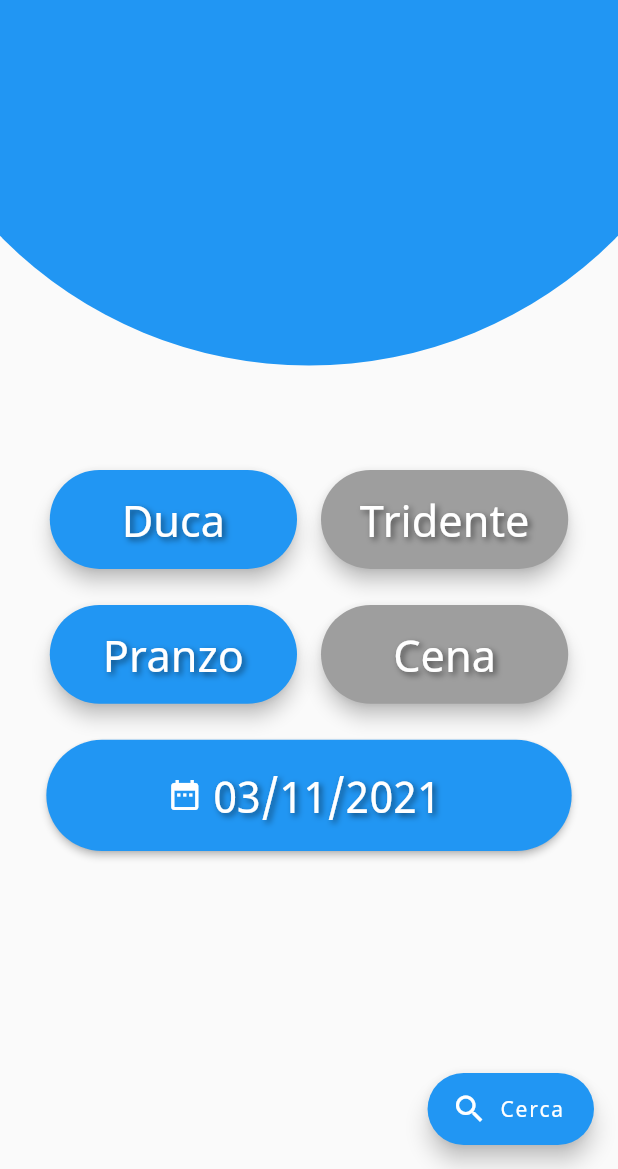
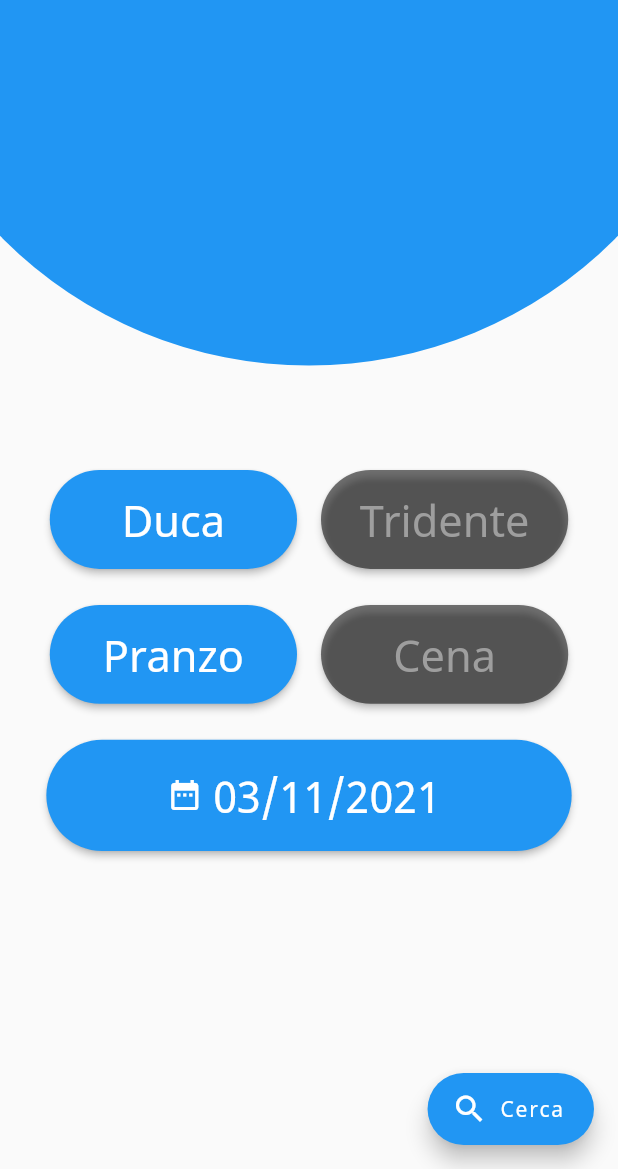
Before and after one commit to GitWizards/MensaUniurbApp, a Flutter app: the screen it shows after launch, on a phone screen of 412 x 824 dp, the part 67-1236 px from its top. Run offline on Flutter 3.47's test engine with Material 2 defaults, Android fonts, the phone set to English and light mode, and no system bars; our stand-ins replace font_awesome_flutter, shared_preferences, url_launcher_web; missing offline and left inert: shared_preferences_web.

Commit message:
Refactor radio buttons and cleaning

```diff
--- a/lib/themes.dart
+++ b/lib/themes.dart
@@ -20,13 +20,11 @@ class MyTheme with ChangeNotifier {
     save(theme);
   }
 
-  // Save the theme to shared preferences
   save(theme) async {
     SharedPreferences prefs = await SharedPreferences.getInstance();
     await prefs.setString('theme', theme);
   }
 
-  // Load the theme from shared preferences
   void load() async {
     SharedPreferences prefs = await SharedPreferences.getInstance();
     if (prefs.getString('theme') == 'dark') {
--- a/lib/views/resultView.dart
+++ b/lib/views/resultView.dart
@@ -240,21 +240,21 @@ class _ResultViewState extends State<ResultView> {
 class SearchArguments {
   // Constructor of the arguments
   SearchArguments({
-    this.title,
-    this.kitchen,
-    this.date,
-    this.meal,
+    required this.title,
+    required this.kitchen,
+    required this.date,
+    required this.meal,
   });
 
   // Kitchen name
-  final String? title;
+  final String title;
 
   // Kitchen name
-  final String? kitchen;
+  final String kitchen;
 
   // Date in MM-DD-YYYY format
-  final String? date;
+  final String date;
 
   // Meal (lunch or dinner)
-  final String? meal;
+  final String meal;
 }
--- a/lib/views/searchView.dart
+++ b/lib/views/searchView.dart
@@ -11,11 +11,9 @@ import 'package:mensa_uniurb/widgets/radioButtons.dart';
 import 'package:url_launcher/url_launcher.dart';
 
 class SearchView extends StatefulWidget {
-  // Title of the screen
   final String title;
   final MyTheme theme;
 
-  // Constructor of the screen
   SearchView({
     Key? key,
     required this.title,
@@ -26,9 +24,7 @@ class SearchView extends StatefulWidget {
   _SearchViewState createState() => _SearchViewState();
 }
 
-// Widget that creates the form search and send the query to the result widget
 class _SearchViewState extends State<SearchView> {
-  // Variables that stores user choices for later use
   String kitchen = "duca";
   String date = DateFormat('MM-dd-yyyy').format(DateTime.now());
   String meal = "lunch";
@@ -44,18 +40,15 @@ class _SearchViewState extends State<SearchView> {
   @override
   Widget build(BuildContext context) {
     return Scaffold(
-      // Top appbar with title
       appBar: AppBar(
         title: Text(widget.title, style: TextStyle(fontSize: 24)),
         centerTitle: true,
-        // Makes the cool circle over appbar
         flexibleSpace: CustomPaint(
           painter: CircleAppBar(context: context),
           child: Container(padding: EdgeInsets.only(top: 80.0)),
         ),
       ),
 
-      // Body of the screen
       body: Container(
         padding: EdgeInsets.only(top: 90),
         child: Column(
@@ -63,45 +56,41 @@ class _SearchViewState extends State<SearchView> {
           children: <Widget>[
             Container(
               padding: EdgeInsets.only(top: 12, bottom: 12),
-              // Custom radio buttons
               child: RadioButtons(
-                textButton1: prettyName["duca"],
-                valueButton1: "duca",
-                textButton2: prettyName["tridente"],
-                valueButton2: "tridente",
-                setFunc: _setKitchen,
+                text1: prettyName["duca"],
+                value1: "duca",
+                text2: prettyName["tridente"],
+                value2: "tridente",
+                callback: _kitchenCallback,
               ),
             ),
-            // Custom radio buttons
             Container(
               padding: EdgeInsets.only(top: 12, bottom: 12),
               child: RadioButtons(
-                textButton1: prettyName["lunch"],
-                valueButton1: "lunch",
-                textButton2: prettyName["dinner"],
-                valueButton2: "dinner",
-                setFunc: _setMeal,
+                text1: prettyName["lunch"],
+                value1: "lunch",
+                text2: prettyName["dinner"],
+                value2: "dinner",
+                callback: _mealCallback,
               ),
             ),
             // Custom data picker
             Container(
               padding: EdgeInsets.only(top: 12, bottom: 12),
               child: DataPicker(
-                setFunc: _setDate,
+                setFunc: _dateCallback,
               ),
             ),
           ],
         ),
       ),
 
-      // Button to start query
       floatingActionButton: FloatingActionButton.extended(
         label: Text("Cerca"),
         icon: Icon(Icons.search),
         backgroundColor: Theme.of(context).colorScheme.primary,
         foregroundColor: Colors.white,
         onPressed: () {
-          // Translates values from buttons to prettier form
           String? chosenKitchen = prettyName['$kitchen'];
           String? chosenMeal = prettyName['$meal'];
 
@@ -155,18 +144,12 @@ class _SearchViewState extends State<SearchView> {
     );
   }
 
-  // Function called from child widgets to set the value
-  _setKitchen(value) => kitchen = value;
+  // Callbacks for child widgets
+  _kitchenCallback(value) => kitchen = value;
+  _dateCallback(value) => date = value;
+  _mealCallback(value) => meal = value;
 
-  // Function called from child widgets to set the value
-  _setDate(value) => date = value;
-
-  // Function called from child widgets to set the value
-  _setMeal(value) => meal = value;
-
-  // Open URL in browser
   _launchURL(url) async {
-    // Check if can launch URL
     if (await canLaunch(url))
       await launch(url);
     else
--- a/lib/widgets/datePicker.dart
+++ b/lib/widgets/datePicker.dart
@@ -1,4 +1,3 @@
-
 // Class that encapsulate a new button with a
 // date text and a dataPicker
 import 'package:flutter/material.dart';
@@ -40,13 +39,6 @@ class _DataPickerState extends State<DataPicker> {
                 style: TextStyle(
                   fontSize: MediaQuery.of(context).size.width * 0.07,
                   color: Colors.white,
-                  shadows: <Shadow>[
-                    Shadow(
-                      color: Colors.black54,
-                      offset: Offset(2.0, 2.0),
-                      blurRadius: 5.0,
-                    )
-                  ],
                 ),
               ),
             ),
--- a/lib/widgets/radioButtons.dart
+++ b/lib/widgets/radioButtons.dart
@@ -1,94 +1,77 @@
 import 'package:flutter/material.dart';
 import 'package:flutter/widgets.dart';
 
-// Class that encapsulates two buttons as a pair of radio buttons
 class RadioButtons extends StatefulWidget {
-  // The constructor requires the text and the value of the two buttons
   RadioButtons({
     Key? key,
-    this.textButton1,
-    this.valueButton1,
-    this.textButton2,
-    this.valueButton2,
-    this.setFunc,
+    required this.text1,
+    required this.value1,
+    required this.text2,
+    required this.value2,
+    required this.callback,
   }) : super(key: key);
 
-  // Texts of the buttons
-  final String? textButton1;
-  final String? textButton2;
-
-  // Buttons values
-  final String? valueButton1;
-  final String? valueButton2;
-
-  // The 'setFunc' is the function used to set a variable in the parent widget
-  final Function? setFunc;
+  final String text1;
+  final String text2;
+  final String value1;
+  final String value2;
+  final Function callback;
 
   @override
   _RadioButtonsState createState() => _RadioButtonsState();
 }
 
-// Class that encapsulates two buttons as a pair of radio buttons
 class _RadioButtonsState extends State<RadioButtons> {
-  // Ensure only one button is active at given time
-  bool selected = false;
+  bool active = true;
 
   @override
   Widget build(BuildContext context) {
     return Row(
-      // Create the two buttons
       children: <Widget>[
-        _singleButton(
+        createRadioButton(
           context,
-          widget.textButton1,
-          widget.valueButton1,
-          selected,
+          widget.text1,
+          widget.value1,
+          active,
         ),
-        _singleButton(
+        createRadioButton(
           context,
-          widget.textButton2,
-          widget.valueButton2,
-          !selected,
+          widget.text2,
+          widget.value2,
+          !active,
         ),
       ],
       mainAxisAlignment: MainAxisAlignment.center,
     );
   }
 
-  // Generate a single button
-  Widget _singleButton(context, text, value, active) {
+  Widget createRadioButton(
+    BuildContext context,
+    String text,
+    String value,
+    bool state,
+  ) {
     return Container(
       padding: EdgeInsets.only(left: 8, right: 8),
       child: Container(
         child: ElevatedButton(
           child: Text(
             text,
-            style: TextStyle(
-              fontSize: MediaQuery.of(context).size.width * 0.07,
-              color: Colors.white,
-              shadows: <Shadow>[
-                Shadow(
-                  color: Colors.black54,
-                  offset: Offset(2.0, 2.0),
-                  blurRadius: 5.0,
-                )
-              ],
-            ),
+            style: buttonStyle(state),
           ),
           style: ButtonStyle(
-            elevation: MaterialStateProperty.all(5),
+            elevation: MaterialStateProperty.all(2),
             shape: MaterialStateProperty.all<OutlinedBorder>(StadiumBorder()),
             backgroundColor: MaterialStateProperty.resolveWith<Color>(
               (Set<MaterialState> states) {
-                if (states.contains(MaterialState.disabled))
+                if (state)
                   return Theme.of(context).colorScheme.primary;
-                return Colors.grey; // Use the component's default.
+                else
+                  return Colors.black54;
               },
             ),
           ),
-
-          // Check if the buttons is active and take action
-          onPressed: active ? () => _changeActiveButton() : null,
+          onPressed: () => state ? null : toogleButton(),
         ),
         width: MediaQuery.of(context).size.width * 0.4,
         height: MediaQuery.of(context).size.height * 0.08,
@@ -96,17 +79,24 @@ class _RadioButtonsState extends State<RadioButtons> {
     );
   }
 
-  // Change the active button and call the 'setFunc' from the parend widget
-  _changeActiveButton() {
+  void toogleButton() {
     setState(() {
-      // Change active button value
-      selected = !selected;
-
-      // Based on which button is active set a value
-      if (selected)
-        widget.setFunc!(widget.valueButton2);
-      else
-        widget.setFunc!(widget.valueButton1);
+      active = !active;
+      active ? widget.callback(widget.value1) : widget.callback(widget.value2);
     });
   }
+
+  TextStyle buttonStyle(bool state) {
+    if (state) {
+      return TextStyle(
+        fontSize: MediaQuery.of(context).size.width * 0.07,
+        color: Colors.white,
+      );
+    } else {
+      return TextStyle(
+        fontSize: MediaQuery.of(context).size.width * 0.07,
+        color: Colors.grey,
+      );
+    }
+  }
 }
```
